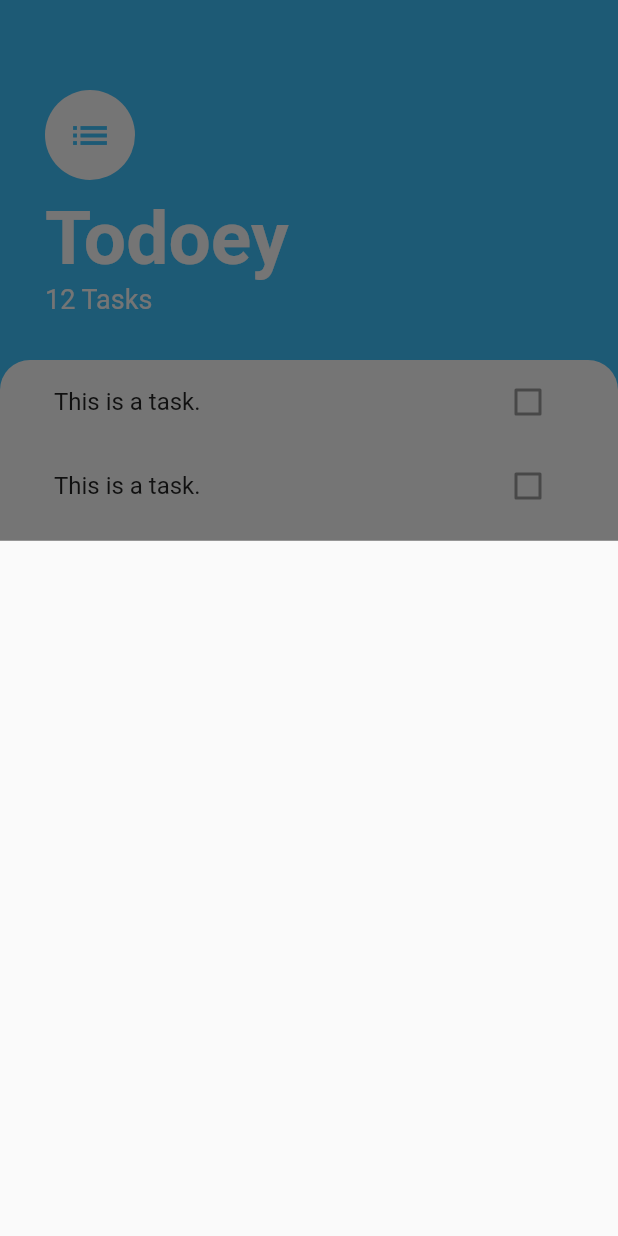
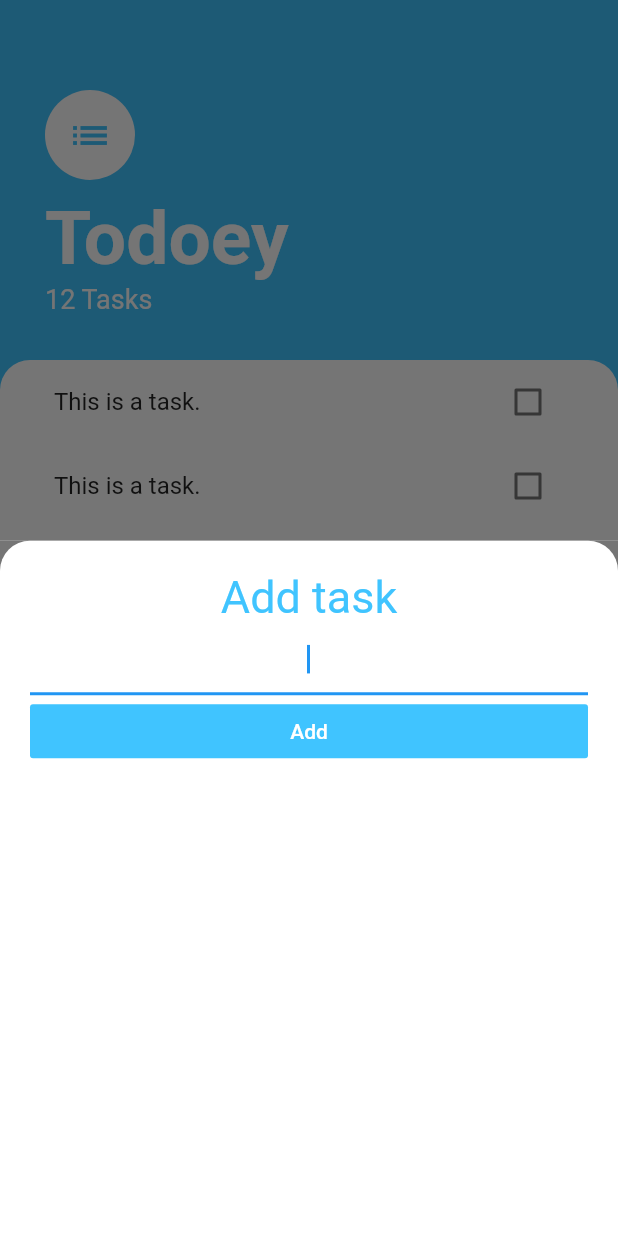
Before and after one commit to jethar/todoey_flutter, a Flutter app: the screen it shows after launch, after a tap on the "add" icon, on a phone screen of 412 x 824 dp. Run offline on Flutter 3.47's test engine with Material 2 defaults, Android fonts, the phone set to English and light mode, and no system bars.

```diff
--- a/lib/widgets/add_task_screen.dart
+++ b/lib/widgets/add_task_screen.dart
@@ -3,6 +3,41 @@ import 'package:flutter/material.dart';
 class AddTaskScreen extends StatelessWidget {
   @override
   Widget build(BuildContext context) {
-    return Container();
+    return Container(
+      color: Color(0xff757575),
+      child: Container(
+          padding: EdgeInsets.all(20.0),
+          decoration: BoxDecoration(
+            color: Colors.white,
+            borderRadius: BorderRadius.only(
+              topLeft: Radius.circular(20.0),
+              topRight: Radius.circular(20.0),
+            ),
+          ),
+          child: Column(
+            crossAxisAlignment: CrossAxisAlignment.stretch,
+            children: <Widget>[
+              Text(
+                'Add task',
+                textAlign: TextAlign.center,
+                style: TextStyle(
+                  fontSize: 30.0,
+                  color: Colors.lightBlueAccent,
+                ),
+              ),
+              TextField(
+                autofocus: true,
+                textAlign: TextAlign.center,
+              ),
+              FlatButton(
+                child: Text('Add', style: TextStyle(color: Colors.white)),
+                color: Colors.lightBlueAccent,
+                onPressed: () {
+                  //
+                },
+              ),
+            ],
+          )),
+    );
   }
 }
--- a/lib/widgets/task_tile.dart
+++ b/lib/widgets/task_tile.dart
@@ -5,7 +5,29 @@ class TaskTile extends StatelessWidget {
   Widget build(BuildContext context) {
     return ListTile(
       title: Text("This is a task."),
-      trailing: Checkbox(value: false),
+      trailing: new TaskCheckbox(),
     );
   }
 }
+
+class TaskCheckbox extends StatefulWidget {
+  @override
+  _TaskCheckboxState createState() => _TaskCheckboxState();
+}
+
+class _TaskCheckboxState extends State<TaskCheckbox> {
+  bool isChecked = false;
+
+  @override
+  Widget build(BuildContext context) {
+    return Checkbox(
+      value: isChecked,
+      activeColor: Colors.lightBlueAccent,
+      onChanged: (newValue) {
+        setState(() {
+          isChecked = newValue;
+        });
+      },
+    );
+  }
+}
```
